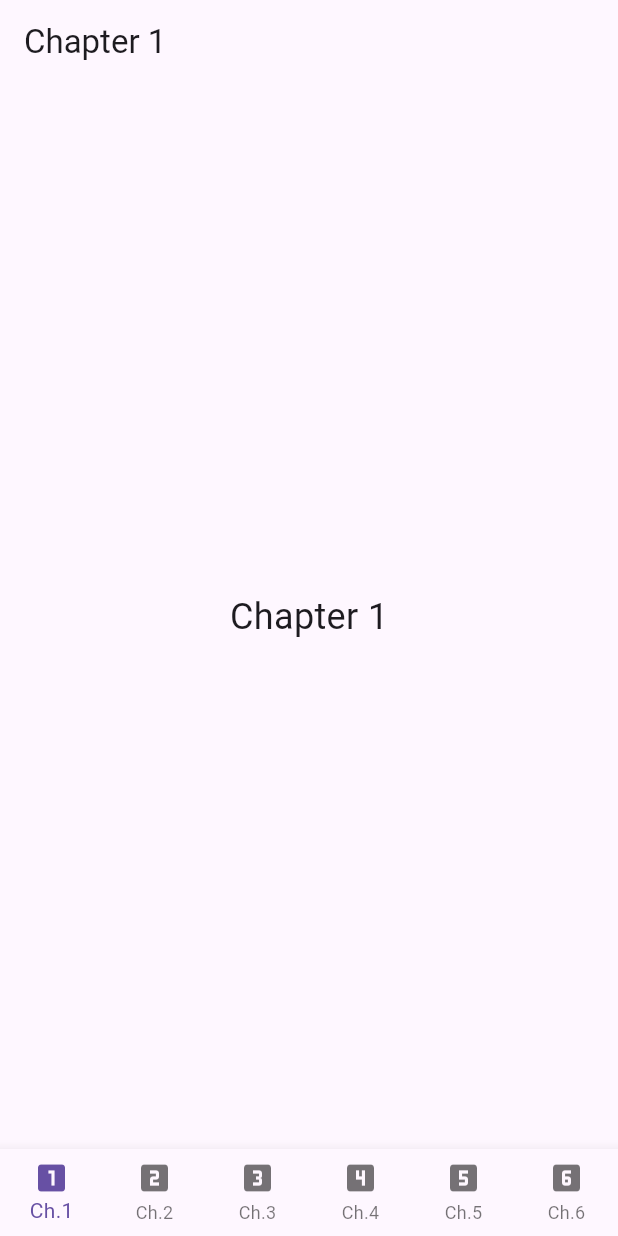
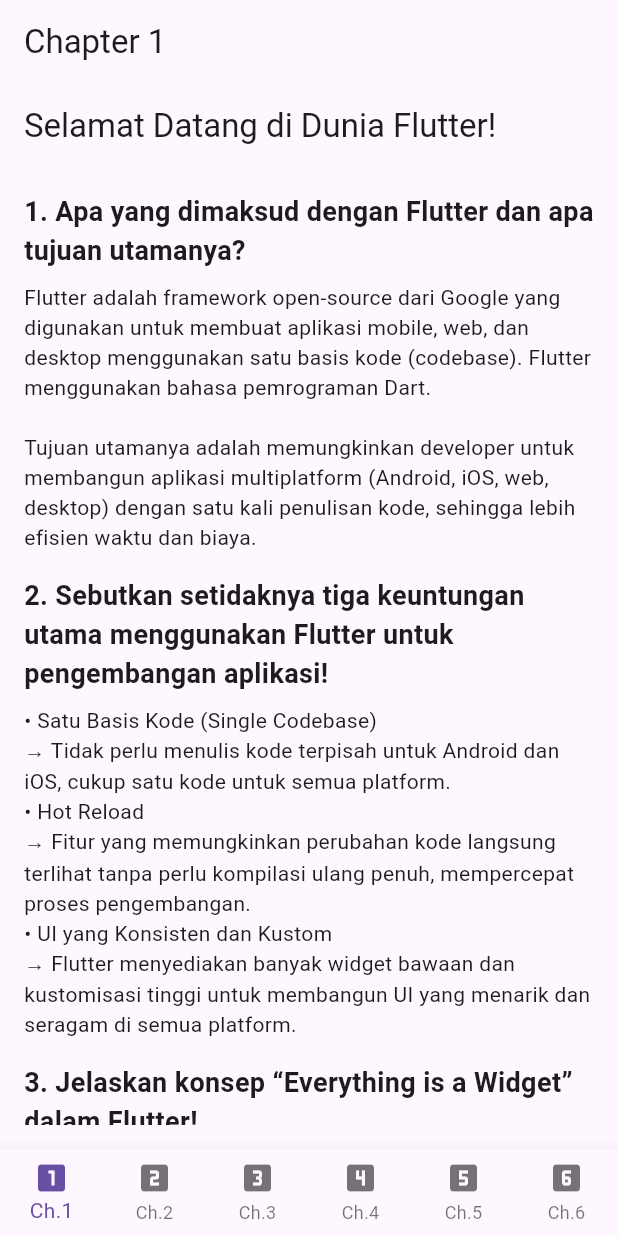
Before and after one commit to Islam2242-ux/Islam-Rafif-Repo, a Flutter app: the screen it shows after launch, on a phone screen of 412 x 824 dp. Run offline on Flutter 3.47's test engine with Material 3 defaults, Android fonts, the light colour scheme and no system bars.

Commit message:
chapter one added

```diff
--- a/lib/main.dart
+++ b/lib/main.dart
@@ -1,3 +1,4 @@
+import 'pages/chapter-1.dart';
 import 'package:flutter/material.dart'; // Mengimpor paket Material Design dari Flutter.
 
 void main() {
@@ -36,7 +37,7 @@
   ];
 
   static final List<Widget> _pages = [
-    Center(child: Text('Chapter 1', style: TextStyle(fontSize: 24))),
+    Chapter1Page(),
     Center(child: Text('Chapter 2', style: TextStyle(fontSize: 24))),
     Center(child: Text('Chapter 3', style: TextStyle(fontSize: 24))),
     Center(child: Text('Chapter 4', style: TextStyle(fontSize: 24))),
--- a/lib/pages/chapter-1.dart
+++ b/lib/pages/chapter-1.dart
@@ -1,17 +1,52 @@
 //file: lib/pages/chapter-1.dart
 import 'package:flutter/material.dart';
 
-class AccountPage extends StatelessWidget {
-  const AccountPage({super.key});
+class Chapter1Page extends StatelessWidget {
+  const Chapter1Page({super.key});
 
   @override
   Widget build(BuildContext context) {
     return Scaffold(
       appBar: AppBar(
-        title: const Text('Login Page'),
+        title: const Text('Selamat Datang di Dunia Flutter!'),
       ),
-      body: const Center(
-        child: Text('Ini adalah halaman login'),
+      body: Padding(
+        padding: const EdgeInsets.all(16.0),
+        child: SingleChildScrollView(
+          child: Column(
+            crossAxisAlignment: CrossAxisAlignment.start,
+            children: const [
+              Text(
+                '1. Apa yang dimaksud dengan Flutter dan apa tujuan utamanya?',
+                style: TextStyle(fontWeight: FontWeight.bold, fontSize: 18),
+              ),
+              SizedBox(height: 8),
+              Text(
+                'Flutter adalah framework open-source dari Google yang digunakan untuk membuat aplikasi mobile, web, dan desktop menggunakan satu basis kode (codebase). Flutter menggunakan bahasa pemrograman Dart.\n\nTujuan utamanya adalah memungkinkan developer untuk membangun aplikasi multiplatform (Android, iOS, web, desktop) dengan satu kali penulisan kode, sehingga lebih efisien waktu dan biaya.',
+              ),
+              SizedBox(height: 16),
+              Text(
+                '2. Sebutkan setidaknya tiga keuntungan utama menggunakan Flutter untuk pengembangan aplikasi!',
+                style: TextStyle(fontWeight: FontWeight.bold, fontSize: 18),
+              ),
+              SizedBox(height: 8),
+              Text(
+                  '• Satu Basis Kode (Single Codebase)\n→ Tidak perlu menulis kode terpisah untuk Android dan iOS, cukup satu kode untuk semua platform.'),
+              Text(
+                  '• Hot Reload\n→ Fitur yang memungkinkan perubahan kode langsung terlihat tanpa perlu kompilasi ulang penuh, mempercepat proses pengembangan.'),
+              Text(
+                  '• UI yang Konsisten dan Kustom\n→ Flutter menyediakan banyak widget bawaan dan kustomisasi tinggi untuk membangun UI yang menarik dan seragam di semua platform.'),
+              SizedBox(height: 16),
+              Text(
+                '3. Jelaskan konsep “Everything is a Widget” dalam Flutter!',
+                style: TextStyle(fontWeight: FontWeight.bold, fontSize: 18),
+              ),
+              SizedBox(height: 8),
+              Text(
+                  'Dalam Flutter, semua elemen UI adalah widget. Artinya, baik itu teks, gambar, tombol, padding, layout, hingga animasi — semuanya dianggap sebagai widget.'),
+            ],
+          ),
+        ),
       ),
     );
   }
```
